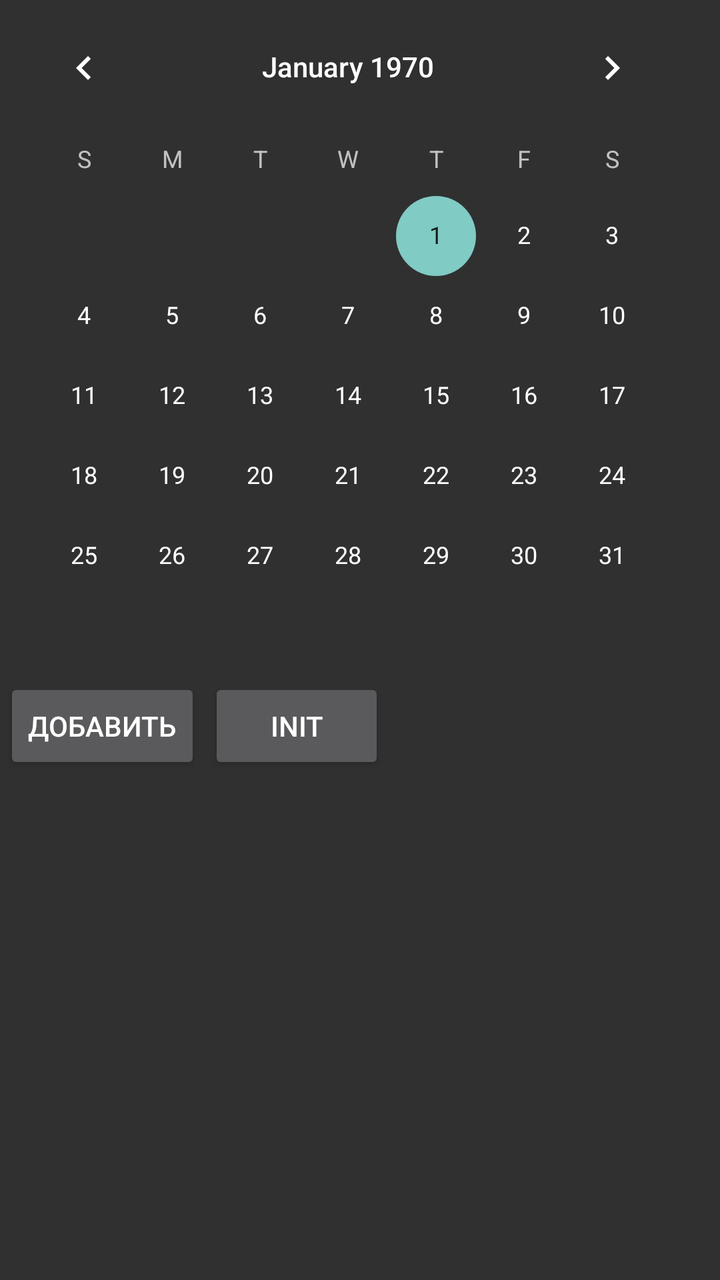
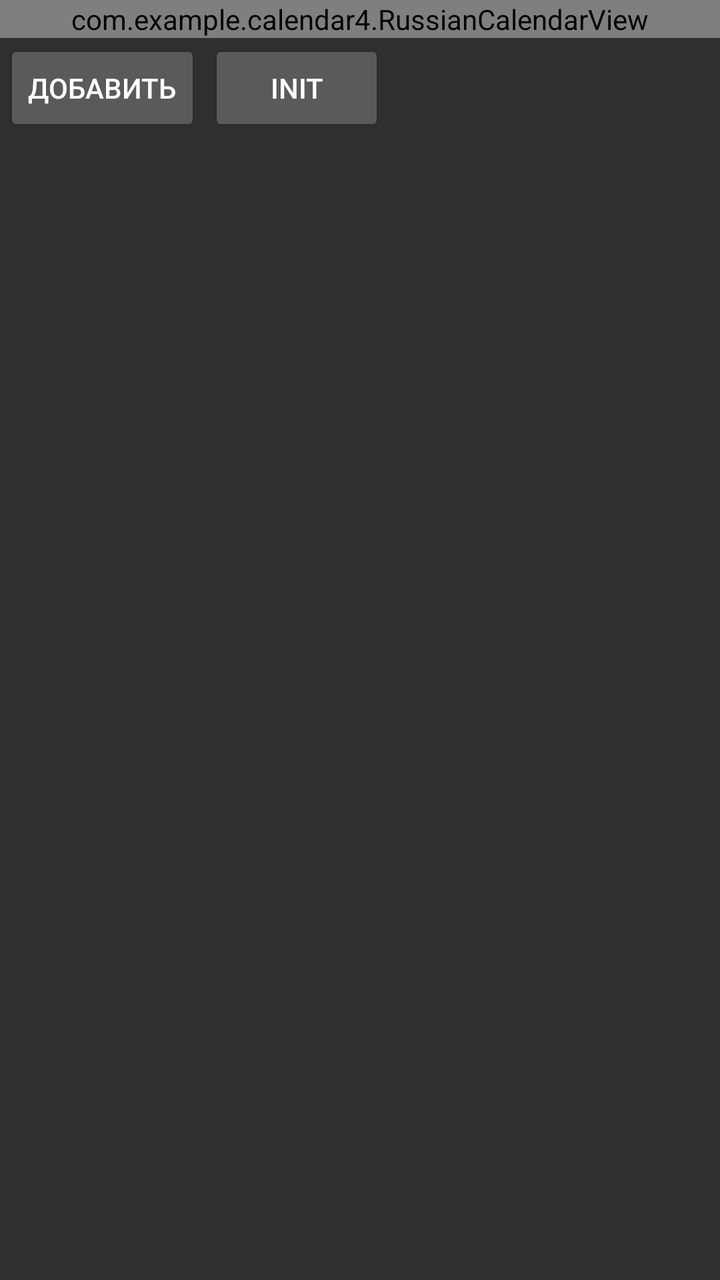

Before-and-after screenshots of an Android layout around one commit, followed by the original layout XML and the change that was made.
<!-- AndroidManifest.xml: application theme Theme.AppCompat -->
<!-- res/layout/activity_main.xml -->
<?xml version="1.0" encoding="utf-8"?>
<androidx.constraintlayout.widget.ConstraintLayout xmlns:android="http://schemas.android.com/apk/res/android"
    xmlns:app="http://schemas.android.com/apk/res-auto"
    xmlns:tools="http://schemas.android.com/tools"
    android:layout_width="match_parent"
    android:layout_height="match_parent"
    tools:context=".MainActivity">

    <CalendarView
        android:id="@+id/calendarView1"
        style="@android:style/Widget.DeviceDefault.CalendarView"
        android:layout_width="wrap_content"
        android:layout_height="wrap_content"
        android:layout_alignParentTop="true"
        android:selectedWeekBackgroundColor="#330099FF"
        app:layout_constraintStart_toStartOf="parent"
        app:layout_constraintTop_toTopOf="parent" />

    <ListView
        android:id="@+id/listView1"
        android:layout_width="wrap_content"
        android:layout_height="wrap_content"
        android:layout_marginTop="1dp"
        android:layout_marginBottom="1dp"
        app:layout_constraintStart_toStartOf="parent"
        app:layout_constraintTop_toBottomOf="@id/button1" />

    <Button
        android:id="@+id/button1"
        android:layout_width="wrap_content"
        android:layout_height="wrap_content"
        android:layout_marginStart="2dp"
        android:layout_marginTop="1dp"
        android:text="Добавить"
        android:onClick="taskAdd"
        app:layout_constraintStart_toStartOf="parent"
        app:layout_constraintTop_toBottomOf="@id/calendarView1" />

    <Button
        android:id="@+id/button2"
        android:layout_width="wrap_content"
        android:layout_height="wrap_content"
        android:layout_marginStart="4dp"
        android:text="Init"
        android:onClick="InitSQLBase"
        app:layout_constraintStart_toEndOf="@id/button1"
        app:layout_constraintTop_toTopOf="@id/button1" />
</androidx.constraintlayout.widget.ConstraintLayout>
<!-- resources referenced by this layout -->
<resources>
  <style name="Theme.AppCompat" parent="Base.Theme.AppCompat" />
  <style name="Base.Theme.AppCompat" parent="Theme.Material3.DayNight">
          
          
      </style>
</resources>

<!-- the commit's change to res/layout/activity_main.xml (unified diff, before → after) -->
@@ -6,24 +6,22 @@
     android:layout_height="match_parent"
     tools:context=".MainActivity">
 
-    <CalendarView
+    <com.example.calendar4.RussianCalendarView
         android:id="@+id/calendarView1"
-        style="@android:style/Widget.DeviceDefault.CalendarView"
-        android:layout_width="wrap_content"
+        android:layout_width="match_parent"
         android:layout_height="wrap_content"
-        android:layout_alignParentTop="true"
-        android:selectedWeekBackgroundColor="#330099FF"
         app:layout_constraintStart_toStartOf="parent"
         app:layout_constraintTop_toTopOf="parent" />
 
     <ListView
         android:id="@+id/listView1"
-        android:layout_width="wrap_content"
-        android:layout_height="wrap_content"
+        android:layout_width="match_parent"
+        android:layout_height="0dp"
         android:layout_marginTop="1dp"
         android:layout_marginBottom="1dp"
         app:layout_constraintStart_toStartOf="parent"
-        app:layout_constraintTop_toBottomOf="@id/button1" />
+        app:layout_constraintTop_toBottomOf="@id/button1"
+        app:layout_constraintBottom_toBottomOf="parent" />
 
     <Button
         android:id="@+id/button1"
